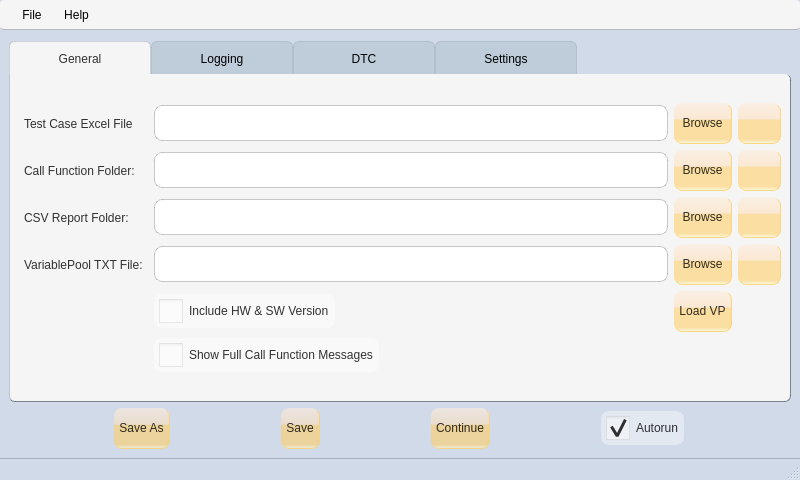
This is AutomationGUI_ui.ui in vulevu121/AutomationGUI as Qt 5 draws it before an edit. The edited form follows.
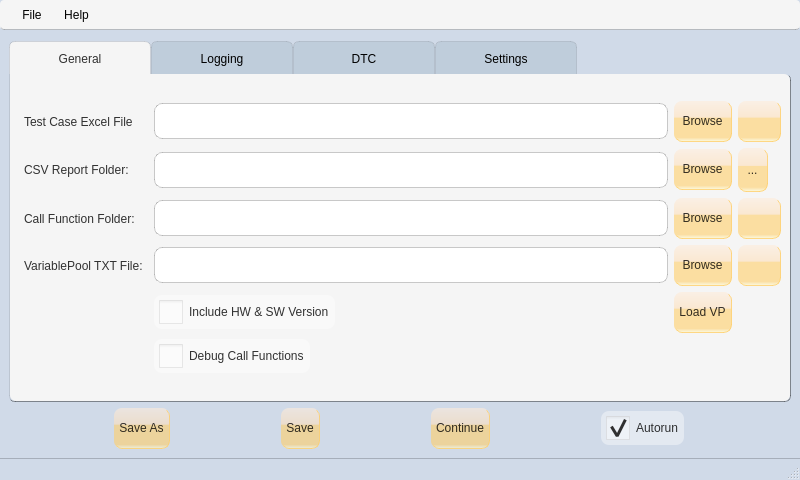
This is the edited form. The open tabs and pages were chosen to show the change. Icons and pictures are not drawn.

Commit message: Added pop menu for csv report folder

Patch:
```diff
--- a/AutomationGUI_ui.ui
+++ b/AutomationGUI_ui.ui
@@ -74,7 +74,7 @@
 	border: 1px solid  rgba(0, 0, 0, 0.4);
 }
 
-QPushButton {
+QPushButton, QToolButton {
 	background-color: qlineargradient(spread:pad, x1:0.5, y1:0, x2:0.5, y2:1, stop:0 rgba(253, 236, 218, 0.6), stop:0.4 rgba(253, 223, 186, 0.6), stop:0.42 rgba(255, 206, 105, 0.6), stop:0.9 rgba(255, 206, 105, 0.6), stop:1 rgba(255, 255, 215, 0.6));
 	border: 0px;
 	border-radius: 8px;
@@ -295,20 +295,7 @@
           <property name="leftMargin">
            <number>0</number>
           </property>
-          <item row="0" column="0">
-           <widget class="QLabel" name="testCaseExcelLabel">
-            <property name="text">
-             <string>Test Case Excel File</string>
-            </property>
-           </widget>
-          </item>
-          <item row="0" column="1">
-           <widget class="QLineEdit" name="testCaseExcelEdit"/>
-          </item>
-          <item row="3" column="1">
-           <widget class="QLineEdit" name="variablePoolEdit"/>
-          </item>
-          <item row="3" column="2">
+          <item row="4" column="2">
            <widget class="QPushButton" name="browseVariablePoolBtn">
             <property name="toolTip">
              <string>Browse</string>
@@ -322,76 +309,24 @@
             </property>
            </widget>
           </item>
-          <item row="2" column="0">
-           <widget class="QLabel" name="csvReportLabel">
-            <property name="text">
-             <string>CSV Report Folder:</string>
-            </property>
-           </widget>
-          </item>
-          <item row="3" column="0">
+          <item row="4" column="0">
            <widget class="QLabel" name="variablePoolLabel">
             <property name="text">
              <string>VariablePool TXT File:</string>
             </property>
            </widget>
           </item>
-          <item row="1" column="0">
+          <item row="2" column="0">
            <widget class="QLabel" name="callFunctionLabel">
             <property name="text">
              <string>Call Function Folder:</string>
             </property>
            </widget>
           </item>
-          <item row="2" column="2">
-           <widget class="QPushButton" name="browseCsvReportBtn">
-            <property name="toolTip">
-             <string>Browse</string>
-            </property>
-            <property name="text">
-             <string>Browse</string>
-            </property>
-            <property name="icon">
-             <iconset resource="AutomationGUI.qrc">
-              <normaloff>:/icon/graphics/baseline_folder_open_black_24dp.png</normaloff>:/icon/graphics/baseline_folder_open_black_24dp.png</iconset>
-            </property>
-           </widget>
-          </item>
-          <item row="1" column="1">
-           <widget class="QLineEdit" name="callFunctionEdit"/>
-          </item>
           <item row="2" column="1">
-           <widget class="QLineEdit" name="csvReportEdit"/>
+           <widget class="QLineEdit" name="callFunctionEdit"/>
           </item>
-          <item row="2" column="3">
-           <widget class="QPushButton" name="openCsvReportFolderButton">
-            <property name="toolTip">
-             <string>Open Folder</string>
-            </property>
-            <property name="text">
-             <string/>
-            </property>
-            <property name="icon">
-             <iconset resource="AutomationGUI.qrc">
-              <normaloff>:/icon/graphics/baseline_open_in_browser_black_24dp.png</normaloff>:/icon/graphics/baseline_open_in_browser_black_24dp.png</iconset>
-            </property>
-           </widget>
-          </item>
-          <item row="3" column="3">
-           <widget class="QPushButton" name="openVarPoolFolderButton">
-            <property name="toolTip">
-             <string>Open Folder</string>
-            </property>
-            <property name="text">
-             <string/>
-            </property>
-            <property name="icon">
-             <iconset resource="AutomationGUI.qrc">
-              <normaloff>:/icon/graphics/baseline_open_in_browser_black_24dp.png</normaloff>:/icon/graphics/baseline_open_in_browser_black_24dp.png</iconset>
-            </property>
-           </widget>
-          </item>
-          <item row="4" column="2">
+          <item row="5" column="2">
            <widget class="QPushButton" name="reloadVariablePoolBtn">
             <property name="toolTip">
              <string>Load Variable Pool</string>
@@ -408,7 +343,21 @@
             </property>
            </widget>
           </item>
-          <item row="1" column="3">
+          <item row="4" column="3">
+           <widget class="QPushButton" name="openVarPoolFolderButton">
+            <property name="toolTip">
+             <string>Open Folder + File</string>
+            </property>
+            <property name="text">
+             <string/>
+            </property>
+            <property name="icon">
+             <iconset resource="AutomationGUI.qrc">
+              <normaloff>:/icon/graphics/baseline_open_in_browser_black_24dp.png</normaloff>:/icon/graphics/baseline_open_in_browser_black_24dp.png</iconset>
+            </property>
+           </widget>
+          </item>
+          <item row="2" column="3">
            <widget class="QPushButton" name="openCallFunctionFolderButton">
             <property name="toolTip">
              <string>Open Folder</string>
@@ -422,34 +371,8 @@
             </property>
            </widget>
           </item>
-          <item row="4" column="1">
-           <widget class="QCheckBox" name="versionCheckBox">
-            <property name="sizePolicy">
-             <sizepolicy hsizetype="Maximum" vsizetype="Fixed">
-              <horstretch>0</horstretch>
-              <verstretch>0</verstretch>
-             </sizepolicy>
-            </property>
-            <property name="text">
-             <string>Include HW &amp;&amp; SW Version</string>
-            </property>
-           </widget>
-          </item>
-          <item row="5" column="1">
-           <widget class="QCheckBox" name="fullMessagesCheckbox">
-            <property name="sizePolicy">
-             <sizepolicy hsizetype="Fixed" vsizetype="Fixed">
-              <horstretch>0</horstretch>
-              <verstretch>0</verstretch>
-             </sizepolicy>
-            </property>
-            <property name="text">
-             <string>Show Full Call Function Messages</string>
-            </property>
-           </widget>
-          </item>
           <item row="1" column="2">
-           <widget class="QPushButton" name="browseCallFunctionBtn">
+           <widget class="QPushButton" name="browseCsvReportBtn">
             <property name="toolTip">
              <string>Browse</string>
             </property>
@@ -476,6 +399,46 @@
             </property>
            </widget>
           </item>
+          <item row="2" column="2">
+           <widget class="QPushButton" name="browseCallFunctionBtn">
+            <property name="toolTip">
+             <string>Browse</string>
+            </property>
+            <property name="text">
+             <string>Browse</string>
+            </property>
+            <property name="icon">
+             <iconset resource="AutomationGUI.qrc">
+              <normaloff>:/icon/graphics/baseline_folder_open_black_24dp.png</normaloff>:/icon/graphics/baseline_folder_open_black_24dp.png</iconset>
+            </property>
+           </widget>
+          </item>
+          <item row="6" column="1">
+           <widget class="QCheckBox" name="callFunctionDebugCheckbox">
+            <property name="sizePolicy">
+             <sizepolicy hsizetype="Fixed" vsizetype="Fixed">
+              <horstretch>0</horstretch>
+              <verstretch>0</verstretch>
+             </sizepolicy>
+            </property>
+            <property name="text">
+             <string>Debug Call Functions</string>
+            </property>
+           </widget>
+          </item>
+          <item row="5" column="1">
+           <widget class="QCheckBox" name="versionCheckBox">
+            <property name="sizePolicy">
+             <sizepolicy hsizetype="Maximum" vsizetype="Fixed">
+              <horstretch>0</horstretch>
+              <verstretch>0</verstretch>
+             </sizepolicy>
+            </property>
+            <property name="text">
+             <string>Include HW &amp;&amp; SW Version</string>
+            </property>
+           </widget>
+          </item>
           <item row="0" column="3">
            <widget class="QPushButton" name="openTestCaseExcelFolderBtn">
             <property name="toolTip">
@@ -490,6 +453,52 @@
             </property>
            </widget>
           </item>
+          <item row="4" column="1">
+           <widget class="QLineEdit" name="variablePoolEdit"/>
+          </item>
+          <item row="0" column="1">
+           <widget class="QLineEdit" name="testCaseExcelEdit"/>
+          </item>
+          <item row="0" column="0">
+           <widget class="QLabel" name="testCaseExcelLabel">
+            <property name="text">
+             <string>Test Case Excel File</string>
+            </property>
+           </widget>
+          </item>
+          <item row="1" column="1">
+           <widget class="QLineEdit" name="csvReportEdit"/>
+          </item>
+          <item row="1" column="0">
+           <widget class="QLabel" name="csvReportLabel">
+            <property name="text">
+             <string>CSV Report Folder:</string>
+            </property>
+           </widget>
+          </item>
+          <item row="1" column="3">
+           <widget class="QToolButton" name="toolButton">
+            <property name="contextMenuPolicy">
+             <enum>Qt::DefaultContextMenu</enum>
+            </property>
+            <property name="text">
+             <string>...</string>
+            </property>
+            <property name="icon">
+             <iconset resource="AutomationGUI.qrc">
+              <normaloff>:/icon/graphics/baseline_menu_black_24dp.png</normaloff>:/icon/graphics/baseline_menu_black_24dp.png</iconset>
+            </property>
+            <property name="popupMode">
+             <enum>QToolButton::InstantPopup</enum>
+            </property>
+            <property name="autoRaise">
+             <bool>true</bool>
+            </property>
+            <property name="arrowType">
+             <enum>Qt::NoArrow</enum>
+            </property>
+           </widget>
+          </item>
          </layout>
         </item>
        </layout>
```
Left out of the diff: 20 changed lines with no effect on the pictures. The commit also changes 7 other files.
